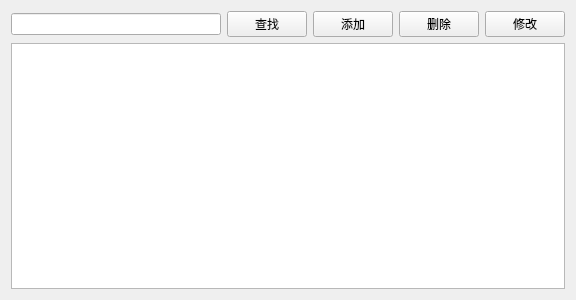
The window that CommunityMedicalSystem/doctorview.ui (yuerbufei/QtCourse) describes before a commit, drawn with Qt 5.
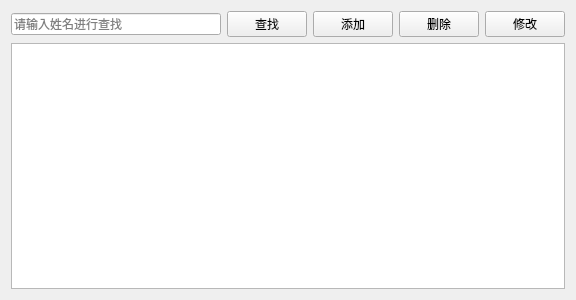
The same window after the commit.

What changed in the file:
```diff
--- a/CommunityMedicalSystem/doctorview.ui
+++ b/CommunityMedicalSystem/doctorview.ui
@@ -17,7 +17,11 @@
    <item row="0" column="0">
     <layout class="QHBoxLayout" name="horizontalLayout_2">
      <item>
-      <widget class="QLineEdit" name="textSearch"/>
+      <widget class="QLineEdit" name="textSearch">
+       <property name="placeholderText">
+        <string>请输入姓名进行查找</string>
+       </property>
+      </widget>
      </item>
      <item>
       <widget class="QPushButton" name="btnFind_2">
```
Left out of the diff: 8 changed lines with no effect on the pictures.
